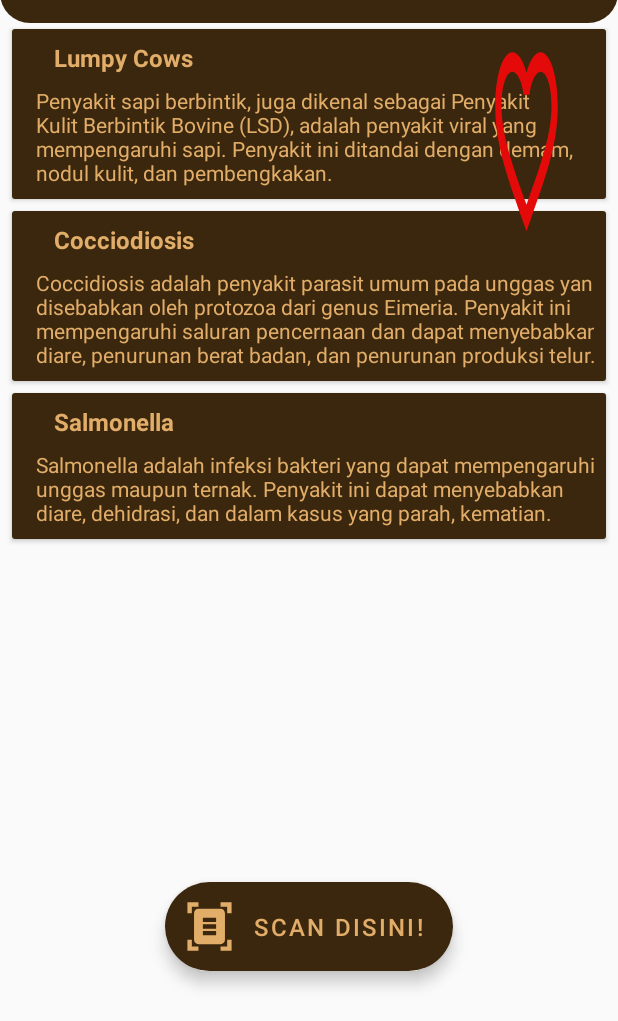
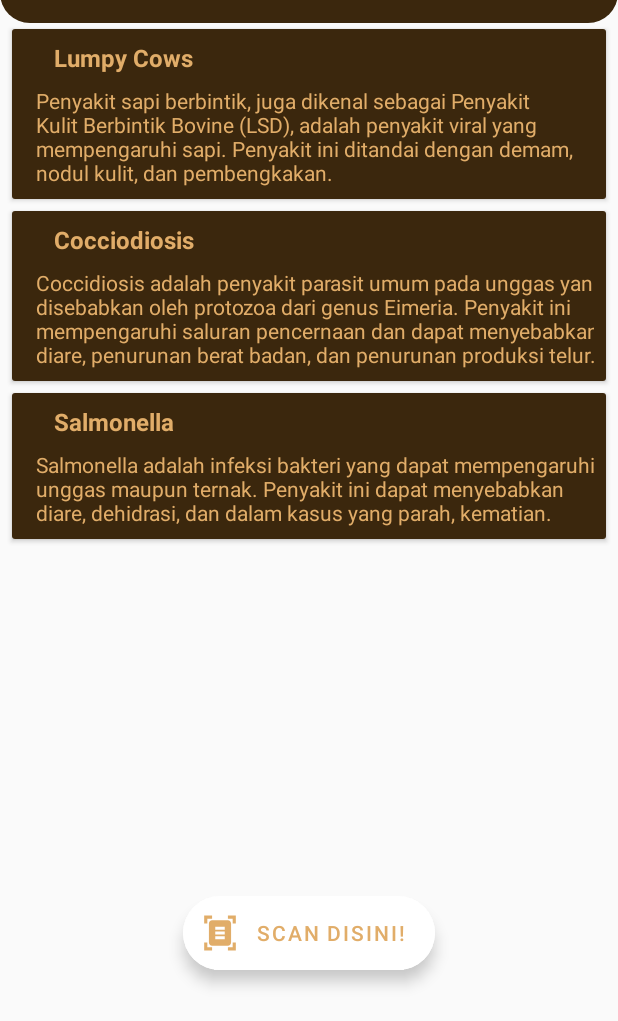
Before and after one commit to TernakKu/TernakKu, an Android app: the screen it shows after launch (MainActivity), on a phone screen of 412 x 824 dp, the part 215-1236 px from its top. Run offline under Robolectric (Android 15) with nearby library versions, the phone set to English and light mode, and no system bars.

Commit message:
coloring

```diff
--- a/Mobile Development/TernakKu/app/src/main/java/com/dicoding/ternakku/ListPenyakitAdapter.kt
+++ b/Mobile Development/TernakKu/app/src/main/java/com/dicoding/ternakku/ListPenyakitAdapter.kt
@@ -44,4 +44,5 @@ class ListPenyakitAdapter (private var listPenyakit : ArrayList<Disease>)  : Rec
     interface OnItemClickCallback {
         fun onItemClicked(data: Disease)
     }
+
 }
--- a/Mobile Development/TernakKu/app/src/main/res/layout/activity_main.xml
+++ b/Mobile Development/TernakKu/app/src/main/res/layout/activity_main.xml
@@ -18,22 +18,6 @@
         app:layout_constraintTop_toBottomOf="@+id/toolbar"
         tools:listitem="@layout/list_penyakit"/>
 
-    <ToggleButton
-        android:id="@+id/favorite"
-        android:layout_width="50dp"
-        android:layout_height="0dp"
-        android:layout_marginEnd="36dp"
-        android:layout_marginBottom="509dp"
-        android:background="@drawable/favorite_toogle"
-        android:contentDescription="@string/favorite"
-        android:focusable="false"
-        android:focusableInTouchMode="false"
-        android:textOff=""
-        android:textOn=""
-        app:layout_constraintBottom_toBottomOf="parent"
-        app:layout_constraintEnd_toEndOf="@+id/toolbar"
-        app:layout_constraintTop_toBottomOf="@+id/toolbar" />
-
     <com.google.android.material.floatingactionbutton.ExtendedFloatingActionButton
         android:id="@+id/efb_scan"
         android:layout_width="wrap_content"
@@ -44,10 +28,10 @@
         android:contentDescription="@string/scan_content"
         app:icon="@drawable/baseline_document_scanner_24"
         app:iconTint="@color/brown2"
-        app:iconSize="35dp"
+        app:iconSize="25dp"
         android:textColor="@color/brown2"
-        android:textSize="16sp"
-        app:backgroundTint="@color/brown1"
+        android:textSize="14sp"
+        android:backgroundTint="@color/white"
         app:layout_constraintBottom_toBottomOf="parent"
         app:layout_constraintEnd_toEndOf="parent"
         app:layout_constraintStart_toStartOf="parent"
@@ -102,7 +86,6 @@
                 android:layout_marginEnd="16dp"
                 android:background="@drawable/custom_radius"
                 android:iconifiedByDefault="true"
-                android:queryBackground="@android:color/transparent"
                 android:queryHint="@string/search_hint"
                 android:theme="@style/SearchViewStyle"
                 app:layout_constraintBottom_toBottomOf="parent"
```
